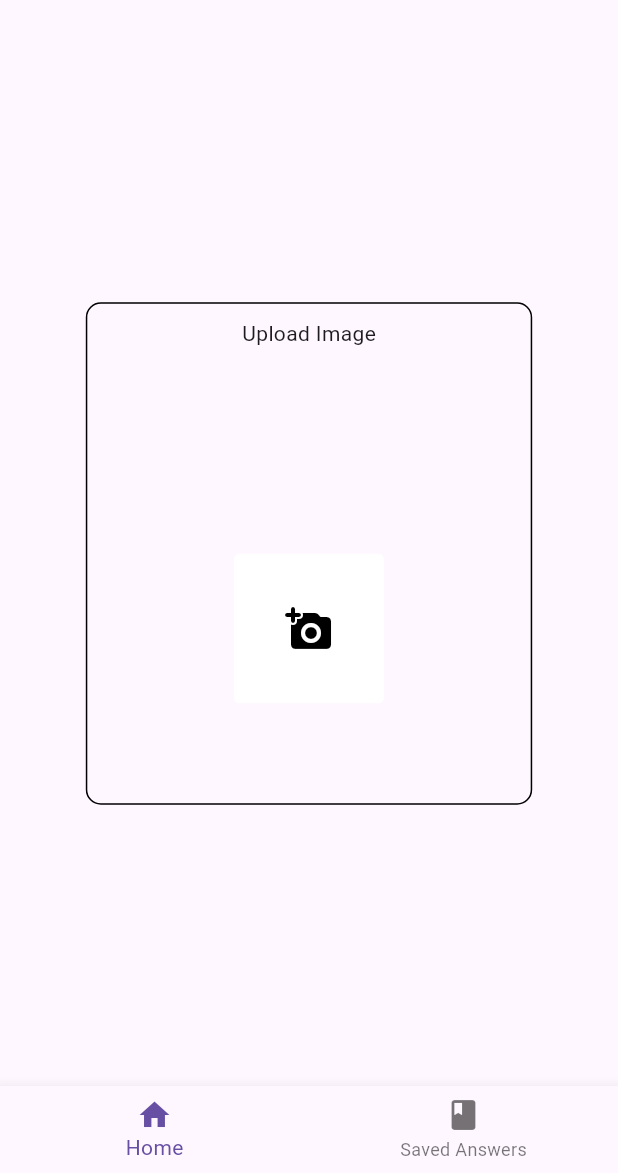
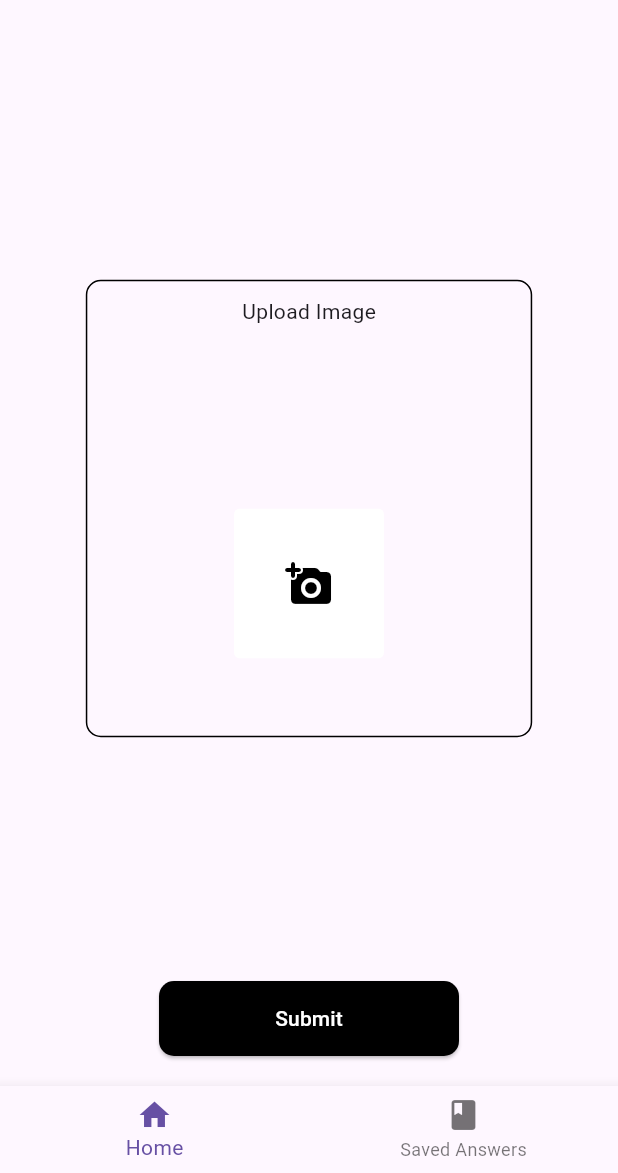
Before and after one commit to Ayush2006128/ai_teacher, a Flutter app: the screen it shows after launch, on a phone screen of 412 x 824 dp, the part 63-1236 px from its top. Run offline on Flutter 3.47's test engine with Material 3 defaults, Android fonts, the phone set to English and light mode, and no system bars; our stand-ins replace firebase_core, flutter_dotenv, google_generative_ai, image_picker; accounts and stored records are empty.

Commit message:
result button ready

```diff
--- a/lib/main.dart
+++ b/lib/main.dart
@@ -4,7 +4,7 @@ import 'package:flutter_dotenv/flutter_dotenv.dart';
 
 Future<void> main() async {
   runApp(const MyApp());
-  await dotenv.load();
+  await dotenv.load(fileName: "../assets/.env");
 }
 
 class MyApp extends StatelessWidget {
--- a/lib/pages/home_page.dart
+++ b/lib/pages/home_page.dart
@@ -1,9 +1,14 @@
+import 'dart:io';
+
 import 'package:ai_teacher/pages/saved_answers.dart';
+import 'package:ai_teacher/services/gemini.dart';
 import 'package:ai_teacher/widgets/add_image.dart';
 import 'package:ai_teacher/widgets/app_bar.dart';
 import 'package:ai_teacher/widgets/nav_bar.dart';
 import 'package:ai_teacher/widgets/prompt_image_container.dart';
 import 'package:flutter/material.dart';
+import 'package:flutter_dotenv/flutter_dotenv.dart';
+import 'package:google_generative_ai/google_generative_ai.dart';
 import 'package:image_picker/image_picker.dart';
 
 class MyHomePage extends StatefulWidget {
@@ -63,12 +68,23 @@ class _HomePageState extends State<HomePage> {
 
   Future<void> _addImage() async {
     final pickedImage =
-        await ImagePicker().pickImage(source: ImageSource.camera);
+        await ImagePicker().pickImage(source: ImageSource.gallery);
     if (pickedImage != null) {
       setState(() {
         imagePicked.add(pickedImage);
       });
     }
+  }
+
+  Future<void> _getResults() async {
+    final apiKey = dotenv.get('API_KEY');
+    ModelClass modelClass = ModelClass(
+        GenerativeModel(model: 'gemini-1.5-pro-latest', apiKey: apiKey),
+        "solve this problem.",
+        File(imagePicked[0].path));
+
+    final response = await modelClass.generate();
+    print(response);
   }
 
   @override
@@ -77,11 +93,30 @@ class _HomePageState extends State<HomePage> {
       padding: const EdgeInsets.all(20),
       width: double.infinity,
       height: double.infinity,
-      child: PromptImageContainer(
-        imagePicked: imagePicked,
-        imgPicker: AddImage(onTap: _addImage),
-        width: 0.8,
-        height: 0.5,
+      child: Column(
+        mainAxisSize: MainAxisSize.min,
+        children: [
+          Expanded(
+            child: PromptImageContainer(
+              imagePicked: imagePicked,
+              imgPicker: AddImage(onTap: _addImage),
+              width: 0.8,
+              height: 0.5,
+            ),
+          ),
+          const SizedBox(height: 10),
+          ElevatedButton(
+            onPressed: _getResults,
+            style: ElevatedButton.styleFrom(
+                minimumSize: const Size(200, 50),
+                shape: RoundedRectangleBorder(
+                  borderRadius: BorderRadius.circular(10),
+                ),
+                foregroundColor: Colors.white,
+                backgroundColor: Colors.black),
+            child: const Text('Submit'),
+          )
+        ],
       ),
     );
   }
```
